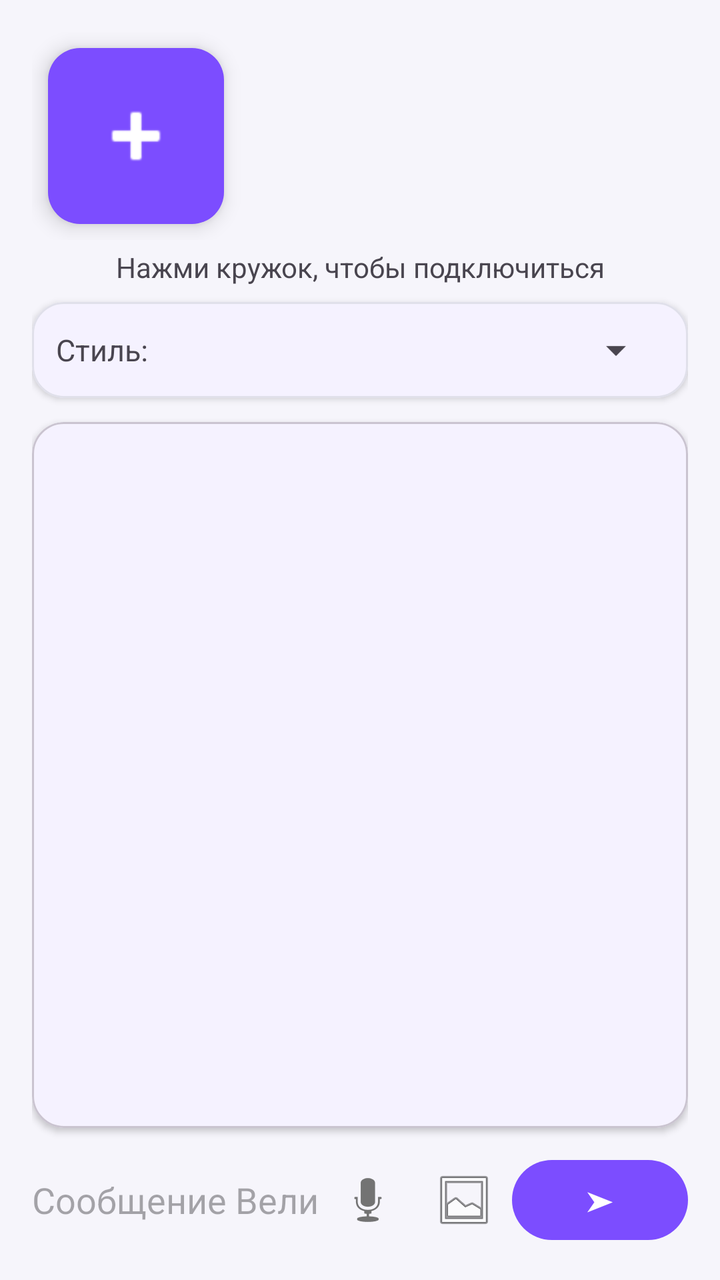
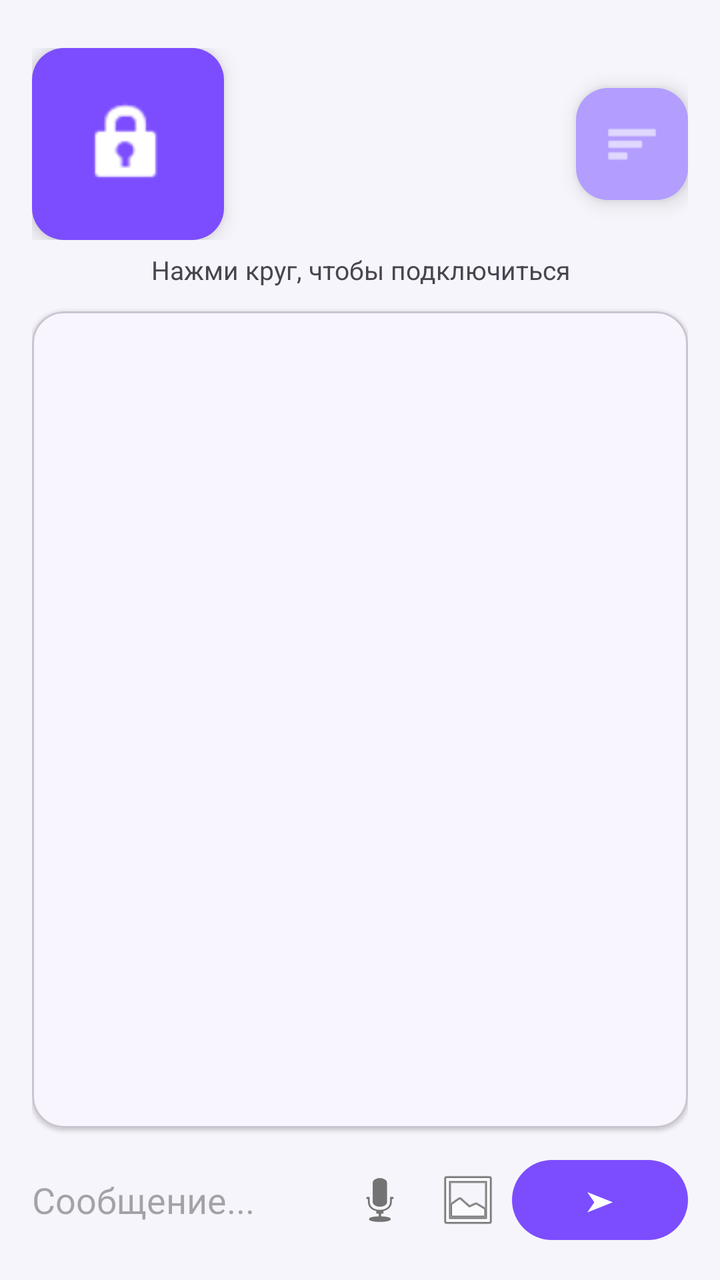

An Android layout rendered at two revisions. The XML below is the earlier revision; the diff shows what the commit changed to produce the second picture.
<!-- AndroidManifest.xml: activity theme Theme.Velimudr -->
<!-- res/layout/activity_main.xml -->
<?xml version="1.0" encoding="utf-8"?>
<LinearLayout xmlns:android="http://schemas.android.com/apk/res/android"
    xmlns:app="http://schemas.android.com/apk/res-auto"
    android:layout_width="match_parent"
    android:layout_height="match_parent"
    android:orientation="vertical"
    android:padding="16dp"
    android:background="?android:colorBackground">

    
    <FrameLayout
        android:layout_width="match_parent"
        android:layout_height="wrap_content"
        android:gravity="center">

        <com.google.android.material.floatingactionbutton.FloatingActionButton
            android:id="@+id/btnHub"
            android:layout_width="wrap_content"
            android:layout_height="wrap_content"
            android:layout_margin="8dp"
            app:srcCompat="@android:drawable/ic_input_add"
            app:backgroundTint="@color/brand_purple"
            app:tint="@color/white"
            app:fabCustomSize="88dp"
            app:maxImageSize="44dp"
            android:contentDescription="Подключить / настройки" />

        
        <ImageView
            android:id="@+id/imgCheck"
            android:layout_width="34dp"
            android:layout_height="34dp"
            android:layout_gravity="bottom|end"
            android:layout_margin="14dp"
            android:src="@android:drawable/ic_menu_save"
            android:background="@drawable/bg_check"
            android:visibility="gone"
            app:tint="@color/green_ok" />

        
        <ProgressBar
            android:id="@+id/progressHub"
            style="?android:attr/progressBarStyle"
            android:layout_width="88dp"
            android:layout_height="88dp"
            android:layout_margin="8dp"
            android:visibility="gone" />
    </FrameLayout>

    
    <TextView
        android:id="@+id/tvStatus"
        android:layout_width="match_parent"
        android:layout_height="wrap_content"
        android:layout_marginTop="4dp"
        android:gravity="center"
        android:text="Нажми кружок, чтобы подключиться"
        android:textSize="14sp" />

    
    <com.google.android.material.card.MaterialCardView
        android:layout_width="match_parent"
        android:layout_height="wrap_content"
        android:layout_marginTop="8dp"
        app:cardCornerRadius="16dp"
        app:cardElevation="2dp"
        app:strokeColor="@color/brand_outline"
        app:strokeWidth="1dp">
        <LinearLayout
            android:layout_width="match_parent"
            android:layout_height="wrap_content"
            android:orientation="horizontal"
            android:gravity="center_vertical"
            android:padding="12dp">
            <TextView
                android:layout_width="wrap_content"
                android:layout_height="wrap_content"
                android:text="Стиль:"
                android:textSize="15sp" />
            <Spinner
                android:id="@+id/spinnerStyle"
                android:layout_width="0dp"
                android:layout_height="wrap_content"
                android:layout_weight="1"
                android:layout_marginStart="8dp" />
        </LinearLayout>
    </com.google.android.material.card.MaterialCardView>

    
    <com.google.android.material.card.MaterialCardView
        android:layout_width="match_parent"
        android:layout_height="0dp"
        android:layout_weight="1"
        android:layout_marginTop="12dp"
        app:cardCornerRadius="16dp"
        app:cardElevation="2dp">
        <ScrollView
            android:layout_width="match_parent"
            android:layout_height="match_parent">
            <TextView
                android:id="@+id/tvChat"
                android:layout_width="match_parent"
                android:layout_height="wrap_content"
                android:padding="12dp"
                android:textSize="14sp"
                android:textIsSelectable="true" />
        </ScrollView>
    </com.google.android.material.card.MaterialCardView>

    
    <LinearLayout
        android:layout_width="match_parent"
        android:layout_height="wrap_content"
        android:orientation="horizontal"
        android:layout_marginTop="12dp"
        android:gravity="center_vertical">
        <EditText
            android:id="@+id/etMessage"
            android:layout_width="0dp"
            android:layout_height="wrap_content"
            android:layout_weight="1"
            android:hint="Сообщение Велимудру..."
            android:inputType="text"
            android:background="@null" />
        <ProgressBar
            android:id="@+id/progressBusy"
            style="?android:attr/progressBarStyleSmall"
            android:layout_width="24dp"
            android:layout_height="24dp"
            android:visibility="gone" />
        <ImageButton
            android:id="@+id/btnMic"
            android:layout_width="48dp"
            android:layout_height="48dp"
            android:src="@android:drawable/ic_btn_speak_now"
            android:background="?attr/selectableItemBackgroundBorderless"
            android:contentDescription="Голос" />
        <ImageButton
            android:id="@+id/btnPhoto"
            android:layout_width="48dp"
            android:layout_height="48dp"
            android:src="@android:drawable/ic_menu_gallery"
            android:background="?attr/selectableItemBackgroundBorderless"
            android:contentDescription="Фото" />
        <com.google.android.material.button.MaterialButton
            android:id="@+id/btnSend"
            android:layout_width="wrap_content"
            android:layout_height="wrap_content"
            android:text="➤"
            style="@style/Widget.Material3.Button" />
    </LinearLayout>
</LinearLayout>
<!-- resources referenced by this layout -->
<resources>
  <color name="brand_outline">#E0E0EA</color>
  <color name="brand_purple">#7C4DFF</color>
  <color name="green_ok">#2E7D32</color>
  <color name="white">#FFFFFFFF</color>
  <!-- drawable bg_check (drawable) -->
  <?xml version="1.0" encoding="utf-8"?>
  <shape xmlns:android="http://schemas.android.com/apk/res/android"
      android:shape="oval">
      <solid android:color="@color/green_ok" />
      <stroke android:width="2dp" android:color="@color/white" />
  </shape>
  <style name="Theme.Velimudr" parent="Theme.Material3.DayNight.NoActionBar">
          <item name="colorPrimary">@color/brand_purple</item>
          <item name="colorOnPrimary">@color/white</item>
          <item name="colorPrimaryContainer">@color/brand_purple_light</item>
          <item name="colorOnPrimaryContainer">@color/brand_purple_dark</item>
          <item name="colorSecondary">@color/brand_purple_light</item>
          <item name="android:colorBackground">@color/brand_bg</item>
          <item name="colorSurface">@color/white</item>
          <item name="colorSurfaceVariant">@color/brand_surface</item>
          <item name="colorOutline">@color/brand_outline</item>
      </style>
  <color name="brand_purple_light">#B39DFF</color>
  <color name="brand_purple_dark">#4A23C9</color>
  <color name="brand_bg">#F6F5FB</color>
  <color name="brand_surface">#FFFFFF</color>
</resources>

<!-- the commit's change to res/layout/activity_main.xml (unified diff, before → after) -->
@@ -8,83 +8,73 @@
     android:background="?android:colorBackground">
 
     
-    <FrameLayout
+    <LinearLayout
         android:layout_width="match_parent"
         android:layout_height="wrap_content"
-        android:gravity="center">
+        android:orientation="horizontal"
+        android:gravity="center_vertical"
+        android:paddingTop="8dp">
 
+        <FrameLayout
+            android:layout_width="0dp"
+            android:layout_height="wrap_content"
+            android:layout_weight="1"
+            android:gravity="center">
+
+            <com.google.android.material.floatingactionbutton.FloatingActionButton
+                android:id="@+id/btnHub"
+                android:layout_width="wrap_content"
+                android:layout_height="wrap_content"
+                app:srcCompat="@android:drawable/ic_lock_idle_lock"
+                app:backgroundTint="@color/brand_purple"
+                app:tint="@color/white"
+                app:fabCustomSize="96dp"
+                app:maxImageSize="48dp"
+                android:contentDescription="Подключить VPN" />
+
+            
+            <View
+                android:id="@+id/dotConnected"
+                android:layout_width="20dp"
+                android:layout_height="20dp"
+                android:layout_gravity="bottom|end"
+                android:layout_margin="6dp"
+                android:background="@drawable/bg_dot"
+                android:visibility="gone" />
+
+            
+            <ProgressBar
+                android:id="@+id/progressHub"
+                style="?android:attr/progressBarStyle"
+                android:layout_width="96dp"
+                android:layout_height="96dp"
+                android:visibility="gone" />
+        </FrameLayout>
+
+        
         <com.google.android.material.floatingactionbutton.FloatingActionButton
-            android:id="@+id/btnHub"
+            android:id="@+id/btnStyle"
             android:layout_width="wrap_content"
             android:layout_height="wrap_content"
-            android:layout_margin="8dp"
-            app:srcCompat="@android:drawable/ic_input_add"
-            app:backgroundTint="@color/brand_purple"
+            app:srcCompat="@android:drawable/ic_menu_sort_by_size"
+            app:backgroundTint="@color/brand_purple_light"
             app:tint="@color/white"
-            app:fabCustomSize="88dp"
-            app:maxImageSize="44dp"
-            android:contentDescription="Подключить / настройки" />
-
-        
-        <ImageView
-            android:id="@+id/imgCheck"
-            android:layout_width="34dp"
-            android:layout_height="34dp"
-            android:layout_gravity="bottom|end"
-            android:layout_margin="14dp"
-            android:src="@android:drawable/ic_menu_save"
-            android:background="@drawable/bg_check"
-            android:visibility="gone"
-            app:tint="@color/green_ok" />
-
-        
-        <ProgressBar
-            android:id="@+id/progressHub"
-            style="?android:attr/progressBarStyle"
-            android:layout_width="88dp"
-            android:layout_height="88dp"
-            android:layout_margin="8dp"
-            android:visibility="gone" />
-    </FrameLayout>
+            app:fabCustomSize="56dp"
+            app:maxImageSize="28dp"
+            android:layout_marginStart="16dp"
+            android:contentDescription="Стиль общения" />
+    </LinearLayout>
 
     
     <TextView
         android:id="@+id/tvStatus"
         android:layout_width="match_parent"
         android:layout_height="wrap_content"
-        android:layout_marginTop="4dp"
+        android:layout_marginTop="6dp"
         android:gravity="center"
-        android:text="Нажми кружок, чтобы подключиться"
-        android:textSize="14sp" />
-
-    
-    <com.google.android.material.card.MaterialCardView
-        android:layout_width="match_parent"
-        android:layout_height="wrap_content"
-        android:layout_marginTop="8dp"
-        app:cardCornerRadius="16dp"
-        app:cardElevation="2dp"
-        app:strokeColor="@color/brand_outline"
-        app:strokeWidth="1dp">
-        <LinearLayout
-            android:layout_width="match_parent"
-            android:layout_height="wrap_content"
-            android:orientation="horizontal"
-            android:gravity="center_vertical"
-            android:padding="12dp">
-            <TextView
-                android:layout_width="wrap_content"
-                android:layout_height="wrap_content"
-                android:text="Стиль:"
-                android:textSize="15sp" />
-            <Spinner
-                android:id="@+id/spinnerStyle"
-                android:layout_width="0dp"
-                android:layout_height="wrap_content"
-                android:layout_weight="1"
-                android:layout_marginStart="8dp" />
-        </LinearLayout>
-    </com.google.android.material.card.MaterialCardView>
+        android:text="Нажми круг, чтобы подключиться"
+        android:textSize="13sp"
+        android:textColor="?android:textColorSecondary" />
 
     
     <com.google.android.material.card.MaterialCardView
@@ -93,7 +83,7 @@
         android:layout_weight="1"
         android:layout_marginTop="12dp"
         app:cardCornerRadius="16dp"
-        app:cardElevation="2dp">
+        app:cardElevation="1dp">
         <ScrollView
             android:layout_width="match_parent"
             android:layout_height="match_parent">
@@ -101,7 +91,7 @@
                 android:id="@+id/tvChat"
                 android:layout_width="match_parent"
                 android:layout_height="wrap_content"
-                android:padding="12dp"
+                android:padding="14dp"
                 android:textSize="14sp"
                 android:textIsSelectable="true" />
         </ScrollView>
@@ -119,26 +109,26 @@
             android:layout_width="0dp"
             android:layout_height="wrap_content"
             android:layout_weight="1"
-            android:hint="Сообщение Велимудру..."
+            android:hint="Сообщение..."
             android:inputType="text"
             android:background="@null" />
         <ProgressBar
             android:id="@+id/progressBusy"
             style="?android:attr/progressBarStyleSmall"
-            android:layout_width="24dp"
-            android:layout_height="24dp"
+            android:layout_width="22dp"
+            android:layout_height="22dp"
             android:visibility="gone" />
         <ImageButton
             android:id="@+id/btnMic"
-            android:layout_width="48dp"
-            android:layout_height="48dp"
+            android:layout_width="44dp"
+            android:layout_height="44dp"
             android:src="@android:drawable/ic_btn_speak_now"
             android:background="?attr/selectableItemBackgroundBorderless"
             android:contentDescription="Голос" />
         <ImageButton
             android:id="@+id/btnPhoto"
-            android:layout_width="48dp"
-            android:layout_height="48dp"
+            android:layout_width="44dp"
+            android:layout_height="44dp"
             android:src="@android:drawable/ic_menu_gallery"
             android:background="?attr/selectableItemBackgroundBorderless"
             android:contentDescription="Фото" />
<!-- resource entries referenced after the edit -->
@@ -4,7 +4,7 @@
   <color name="brand_purple">#7C4DFF</color>
   <color name="green_ok">#2E7D32</color>
   <color name="white">#FFFFFFFF</color>
-  <!-- drawable bg_check (drawable) -->
+  <!-- drawable bg_dot (drawable) -->
   <?xml version="1.0" encoding="utf-8"?>
   <shape xmlns:android="http://schemas.android.com/apk/res/android"
       android:shape="oval">
